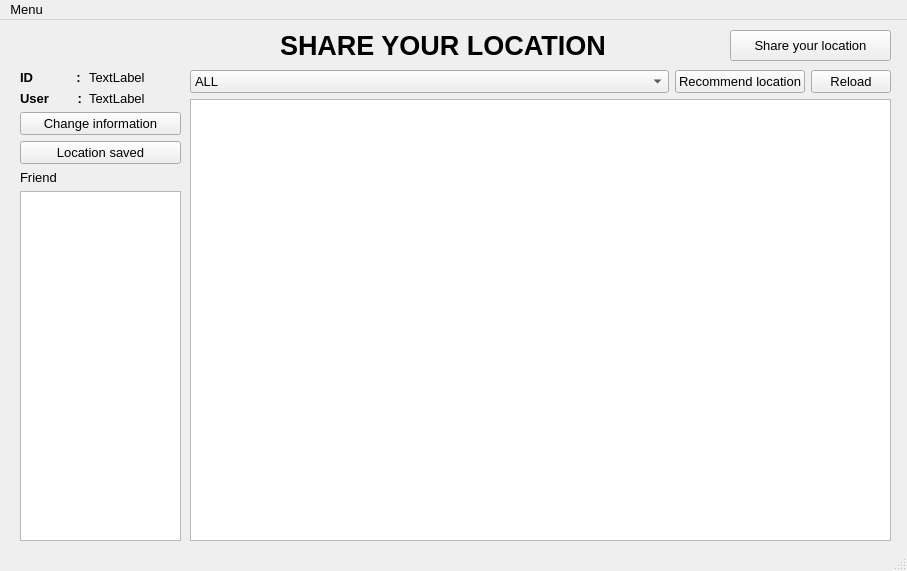
Before: the Qt Designer form src/mainwindow.ui in tienchuotbk/QuanLyDanhMucDiaDiem, drawn with Qt 5.
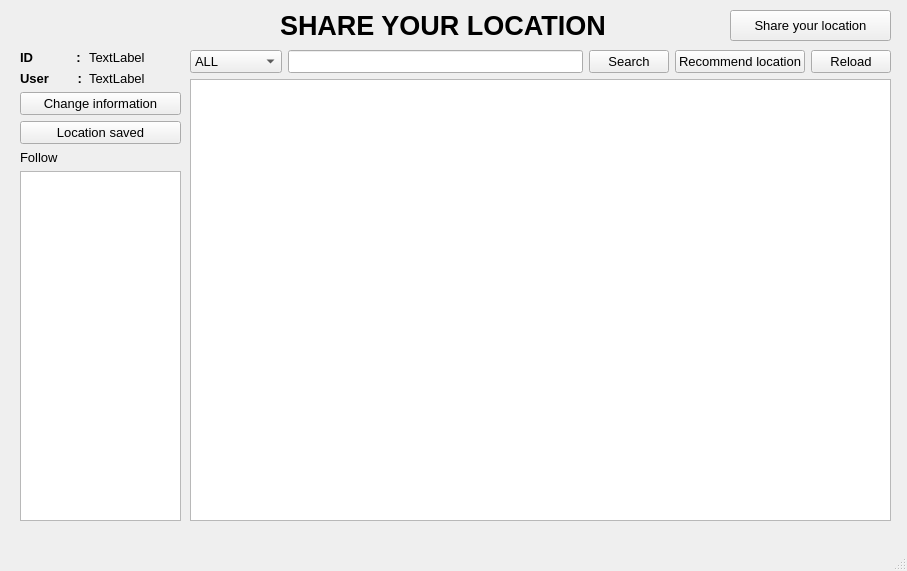
After: the same form once the commit is applied.

Patch:
```diff
--- a/src/mainwindow.ui
+++ b/src/mainwindow.ui
@@ -80,6 +80,16 @@
          </item>
         </widget>
        </item>
+       <item>
+        <widget class="QLineEdit" name="input_search"/>
+       </item>
+       <item>
+        <widget class="QPushButton" name="btn_search">
+         <property name="text">
+          <string>Search</string>
+         </property>
+        </widget>
+       </item>
        <item>
         <widget class="QPushButton" name="pushButton">
          <property name="sizePolicy">
@@ -109,7 +119,7 @@
       </layout>
      </item>
      <item>
-      <widget class="QListView" name="listView"/>
+      <widget class="QListWidget" name="feed"/>
      </item>
     </layout>
    </widget>
@@ -262,7 +272,7 @@
           </font>
          </property>
          <property name="text">
-          <string>Friend</string>
+          <string>Follow</string>
          </property>
         </widget>
        </item>
@@ -288,13 +298,6 @@
      <height>22</height>
     </rect>
    </property>
-   <widget class="QMenu" name="menuMenu">
-    <property name="title">
-     <string>Menu</string>
-    </property>
-    <addaction name="actionMy_account_2"/>
-   </widget>
-   <addaction name="menuMenu"/>
   </widget>
   <action name="actionMy_account">
    <property name="text">
```
